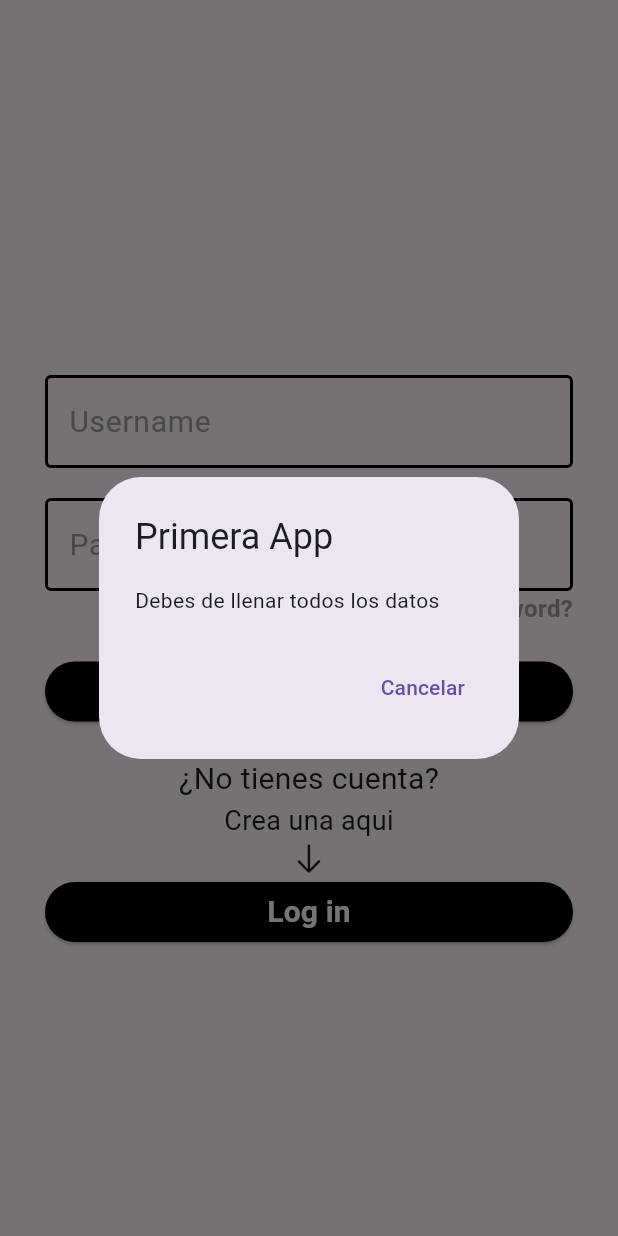
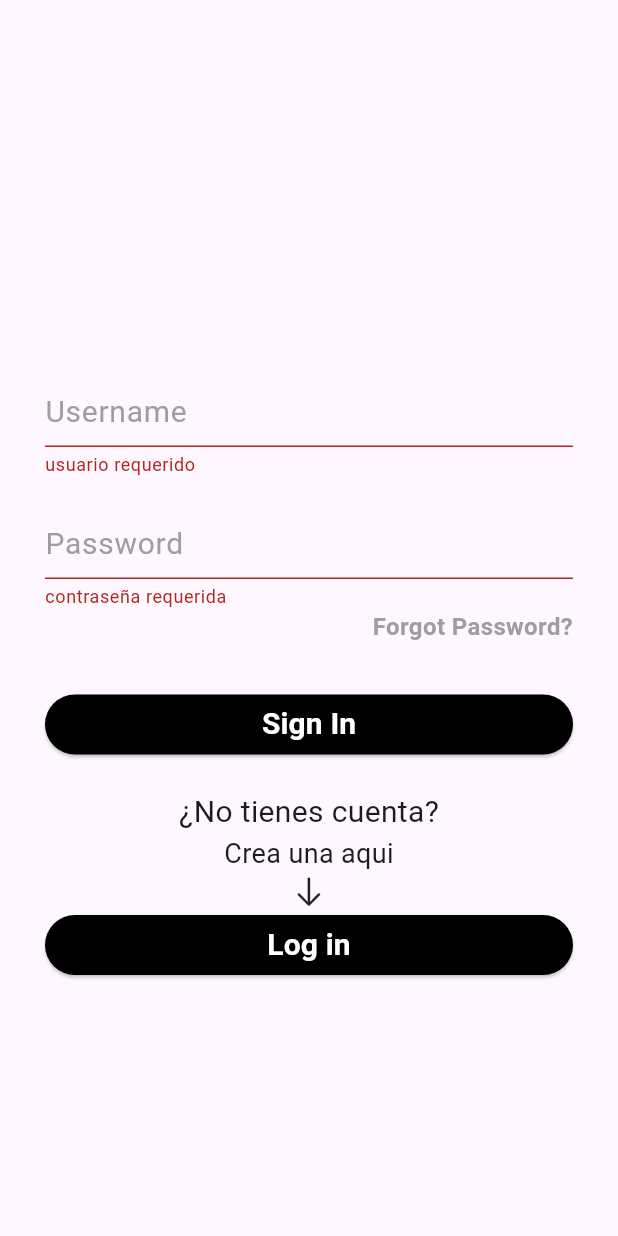
Before and after one commit to JhinSachez/App, a Flutter app: the Login screen opened directly, after a tap on "Sign In", on a phone screen of 412 x 824 dp. Run offline on Flutter 3.47's test engine with Material 3 defaults, Android fonts, the phone set to English and light mode, and no system bars; our stand-ins replace carousel_slider, flutter_smart_dialog, image_cropper, image_picker, shared_preferences, sqflite; accounts and stored records are empty.

Commit message:
No funciona el login ni sing up

```diff
--- /dev/null
+++ b/lib/JsonModels/users.dart
@@ -0,0 +1,24 @@
+
+class Users {
+  final int? usrId;
+  final String usrName;
+  final String usrPassword;
+
+  Users({
+    this.usrId,
+    required this.usrName,
+    required this.usrPassword,
+  });
+
+  factory Users.fromMap(Map<String, dynamic> json) => Users(
+    usrId: json["usrId"],
+    usrName: json["usrName"],
+    usrPassword: json["usrPassword"],
+  );
+
+  Map<String, dynamic> toMap() => {
+    "usrId": usrId,
+    "usrName": usrName,
+    "usrPassword": usrPassword,
+  };
+}
--- a/lib/login.dart
+++ b/lib/login.dart
@@ -2,6 +2,8 @@ import 'package:flutter/cupertino.dart';
 import 'package:flutter/material.dart';
 import 'package:flutter_smart_dialog/flutter_smart_dialog.dart';
 import 'package:maps/Inicio.dart';
+import 'package:maps/JsonModels/users.dart';
+import 'package:maps/SQLite/sqlite.dart';
 import 'package:maps/password.dart';
 import 'package:maps/registro.dart';
 import 'package:shared_preferences/shared_preferences.dart';
@@ -17,86 +19,24 @@ class _LoginState extends State<Login> {
 
   final c_usuario = TextEditingController();
   final c_pass = TextEditingController();
+  bool isLoggingTrue = false;
 
-  String usuario = '';
-  String pass = '';
+  final db = DatabaseHelper();
 
-  validar(usuario, pass){
-
-    c_usuario.text = '';
-    c_pass.text = '';
-    SmartDialog.dismiss();
-
-    if(usuario == '' || pass == ''){
-      alerta('Debes de llenar todos los datos');
-    }else if(usuario == 'jhin' && pass == '123') {
-      guardar_datos(usuario, pass);
-
-      Navigator.of(context).pushAndRemoveUntil(MaterialPageRoute(
-          builder: (BuildContext context) {
-            return Inicio(usuario);
-          }
-      ), (route) => false);
-
-    }else{
-      alerta('Usuario o contraseña incorrecto');
+  login() async{
+    var response = await db.login(Users(usrName: c_usuario.text, usrPassword: c_pass.text));
+    if(response == true){
+      if(!mounted) return;
+      Navigator.pushReplacement(
+          context, MaterialPageRoute(builder: (context) => Inicio(c_usuario)));
+    } else {
+      isLoggingTrue = true;
     }
   }
-  Future guardar_datos(usuario, pass) async {
 
-    final SharedPreferences preferences = await SharedPreferences.getInstance();
 
-    await preferences.setString('usuario', usuario);
-    await preferences.setString('password', pass);
-  }
-  Future ver_preferencias() async {
 
-    final SharedPreferences preferences = await SharedPreferences.getInstance();
-
-    usuario = await preferences.getString('usuario')!;
-    pass = await preferences.getString('password')!;
-
-    if(usuario != null){
-      if(usuario != ''){
-        Navigator.of(context).pushAndRemoveUntil(MaterialPageRoute(
-            builder: (BuildContext context) {
-              return Inicio(usuario);
-            }
-        ), (route) => false);
-      }
-    }
-  }
-  alerta(mensaje) {
-    showDialog(
-        barrierDismissible: false,
-        context: context,
-        builder: (BuildContext context) {
-          return AlertDialog(
-            title: Text('Primera App'),
-            content: SingleChildScrollView(
-              child: ListBody(
-                children: [
-                  Text(mensaje)
-                ],
-              ),
-            ),
-            actions: [
-              TextButton(onPressed: () {
-                Navigator.of(context).pop();
-              },
-                child: Text('Cancelar'),
-              ),
-            ],
-          );
-        });
-  }
-
-  @override
-  void initState(){
-    super.initState();
-    ver_preferencias();
-  }
-
+  final formkey = GlobalKey<FormState>();
   @override
   Widget build(BuildContext context) {
     return Scaffold(
@@ -112,14 +52,22 @@ class _LoginState extends State<Login> {
             padding: const EdgeInsets.symmetric(vertical: 50, horizontal: 30),
             child: ListView(
               children: [
-                Column(
+                Form(
+                  key: formkey,
+                  child: Column(
                     crossAxisAlignment: CrossAxisAlignment.center,
                     mainAxisAlignment: MainAxisAlignment.center,
                     children: [
                       SizedBox(
                         height: 200,
                       ),
-                    TextField(
+                      TextFormField(
+                        validator: (value){
+                          if(value!.isEmpty){
+                            return "usuario requerido";
+                          }
+                          return null;
+                        },
                         controller: c_usuario,
                         keyboardType: TextInputType.text,
                         autocorrect: true,
@@ -145,7 +93,13 @@ class _LoginState extends State<Login> {
                       SizedBox(
                         height: 20,
                       ),
-                    TextField(
+                      TextFormField(
+                        validator: (value){
+                          if(value!.isEmpty){
+                            return 'contraseña requerida';
+                          }
+                          return null;
+                        },
                         controller: c_pass,
                         keyboardType: TextInputType.text,
                         autocorrect: true,
@@ -190,19 +144,20 @@ class _LoginState extends State<Login> {
                       SizedBox(
                         height: 20,
                       ),
+                      isLoggingTrue
+                          ? const Text('El usuario o la contraseña son incorrectos', style: TextStyle(color: Colors.red, fontSize: 15)):
+                      SizedBox(
+                        height: 10,
+                      ),
                       Row(
                         children: [
                           Expanded(
                             flex: 1,
                             child: ElevatedButton(onPressed: (){
-                            usuario = c_usuario.text;
-                            pass = c_pass.text;
-
+                              if(formkey.currentState!.validate()){
+                                login();
+                              }
                               FocusScope.of(context).unfocus();
-
-                            //mostrar_loading();
-                            validar(usuario,pass);
-
                             }, child: Text('Sign In',style: TextStyle(color: Colors.white, fontSize: 20, fontWeight: FontWeight.bold),),
                               style: ElevatedButton.styleFrom(
                                   backgroundColor: Colors.black
@@ -223,11 +178,10 @@ class _LoginState extends State<Login> {
                             flex: 1,
                             child: ElevatedButton(onPressed: (){
 
-                            Navigator.of(context).pushAndRemoveUntil(MaterialPageRoute(
-                                builder: (BuildContext context) {
-                                  return Registro();
-                                }
-                            ), (route) => false);
+                              Navigator.push(
+                                  context,
+                                  MaterialPageRoute(
+                                      builder: (context) => const Registro()));
                               FocusScope.of(context).unfocus();
 
 
@@ -240,6 +194,7 @@ class _LoginState extends State<Login> {
                         ],
                       )
                     ],
+                  ),
                 )
               ],
             ),
--- a/lib/main.dart
+++ b/lib/main.dart
@@ -16,7 +16,7 @@ class MyApp extends StatelessWidget {
     return MaterialApp(
       title: 'Flutter Demo',
       theme: ThemeData(primarySwatch: Colors.lightBlue),
-      home: Login(),
+      home: const Login(),
       debugShowCheckedModeBanner: false,
       navigatorObservers: [FlutterSmartDialog.observer],
       builder: FlutterSmartDialog.init(),
--- a/lib/usuario.dart
+++ b/lib/usuario.dart
@@ -144,7 +144,6 @@ class _UsuarioState extends State<Usuario> {
                 )
               ),
               Text(widget.usuario, style: TextStyle(fontSize: 30)),
-              Text('Correo', style: TextStyle(fontSize: 30)),
               ElevatedButton(
                 onPressed: (){
                   Navigator.of(context).pushAndRemoveUntil(MaterialPageRoute(
--- a/pubspec.yaml
+++ b/pubspec.yaml
@@ -40,6 +40,7 @@ dependencies:
   image_picker: ^1.0.7
   image_cropper: ^5.0.1
   carousel_slider: ^4.2.1
+  sqflite: ^2.3.3
 
 dev_dependencies:
   flutter_test:
```
Also changed, not shown: lib/SQLite/sqlite.dart (added, +33 -0 lines), lib/registro.dart (+53 -11 lines), pubspec.lock. Lines whose indentation alone changed are shown as unchanged.
